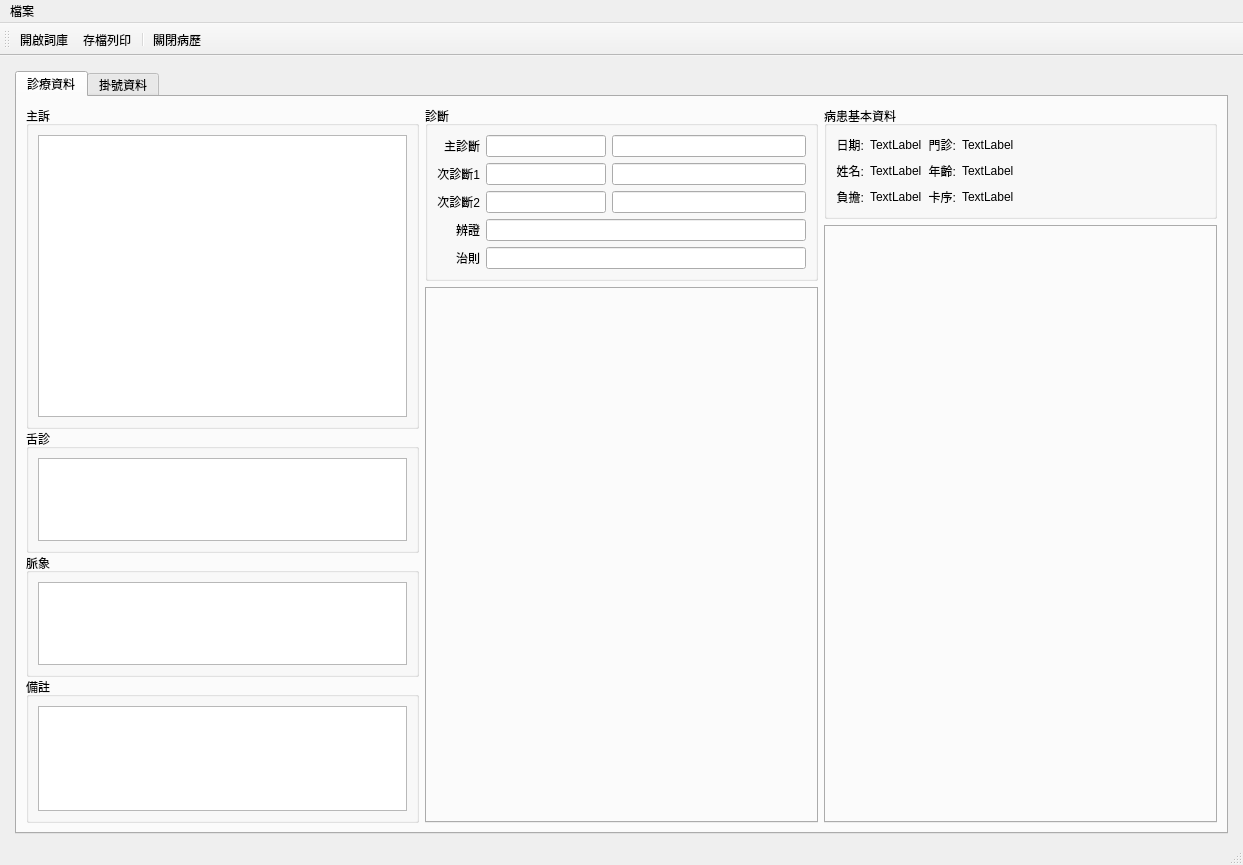
Before: the Qt Designer form ui/medical_record.ui in picacat/pyMedical, drawn with Qt 5.
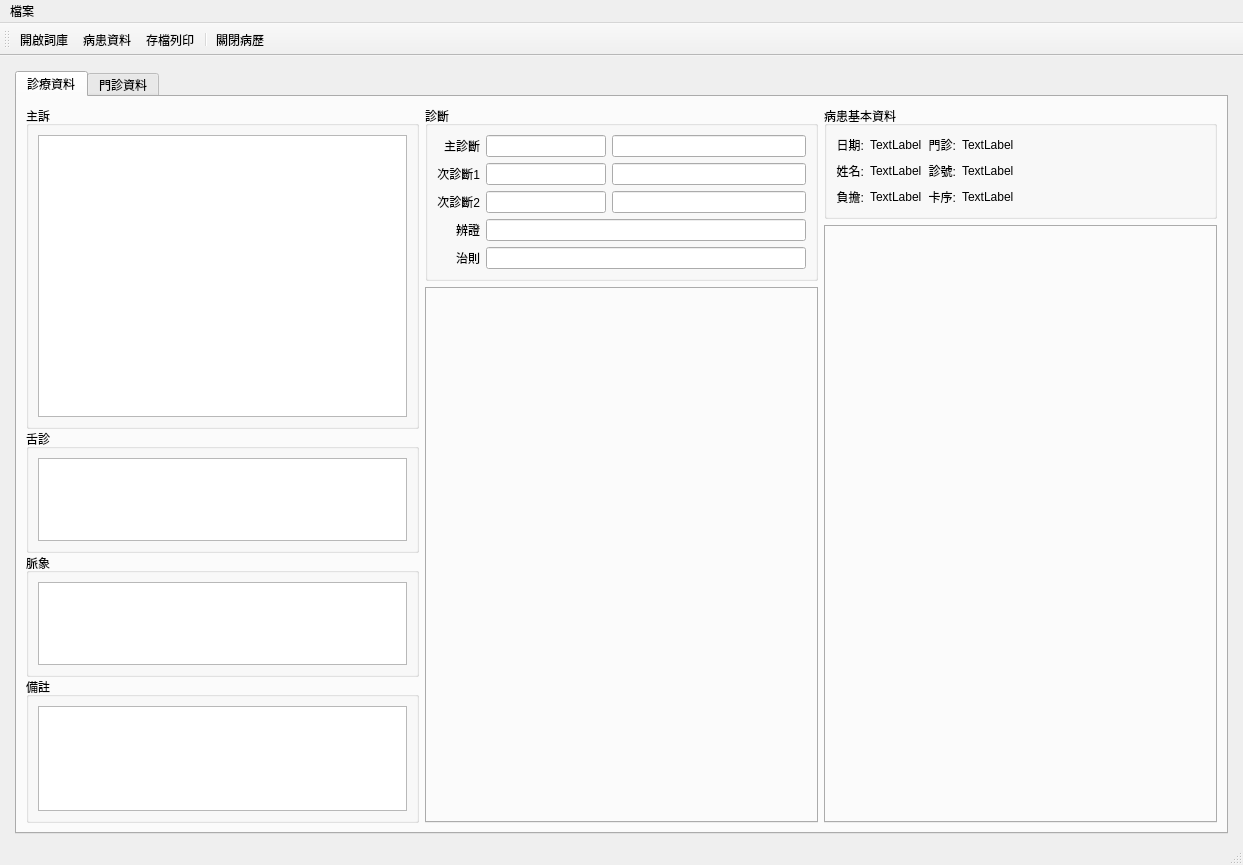
After: the same form once the commit is applied. Icons and pictures are not drawn.

The edit to the form file:
```diff
--- a/ui/medical_record.ui
+++ b/ui/medical_record.ui
@@ -432,7 +432,7 @@
                        </font>
                       </property>
                       <property name="text">
-                       <string>年齡:</string>
+                       <string>診號:</string>
                       </property>
                       <property name="alignment">
                        <set>Qt::AlignRight|Qt::AlignTrailing|Qt::AlignVCenter</set>
@@ -552,7 +552,7 @@
         </widget>
         <widget class="QWidget" name="tab_registration_data">
          <attribute name="title">
-          <string>掛號資料</string>
+          <string>門診資料</string>
          </attribute>
         </widget>
        </widget>
@@ -576,6 +576,7 @@
     <bool>false</bool>
    </attribute>
    <addaction name="action_dictionary"/>
+   <addaction name="action_patient"/>
    <addaction name="action_save"/>
    <addaction name="separator"/>
    <addaction name="action_close"/>
@@ -629,6 +630,18 @@
     <string>關閉病歷</string>
    </property>
   </action>
+  <action name="action_patient">
+   <property name="icon">
+    <iconset>
+     <normaloff>../icons/document-open.svg</normaloff>../icons/document-open.svg</iconset>
+   </property>
+   <property name="text">
+    <string>病患資料</string>
+   </property>
+   <property name="shortcut">
+    <string>F2</string>
+   </property>
+  </action>
  </widget>
  <resources/>
  <connections/>
```
Left out of the diff: 29 changed lines with no effect on the pictures.
